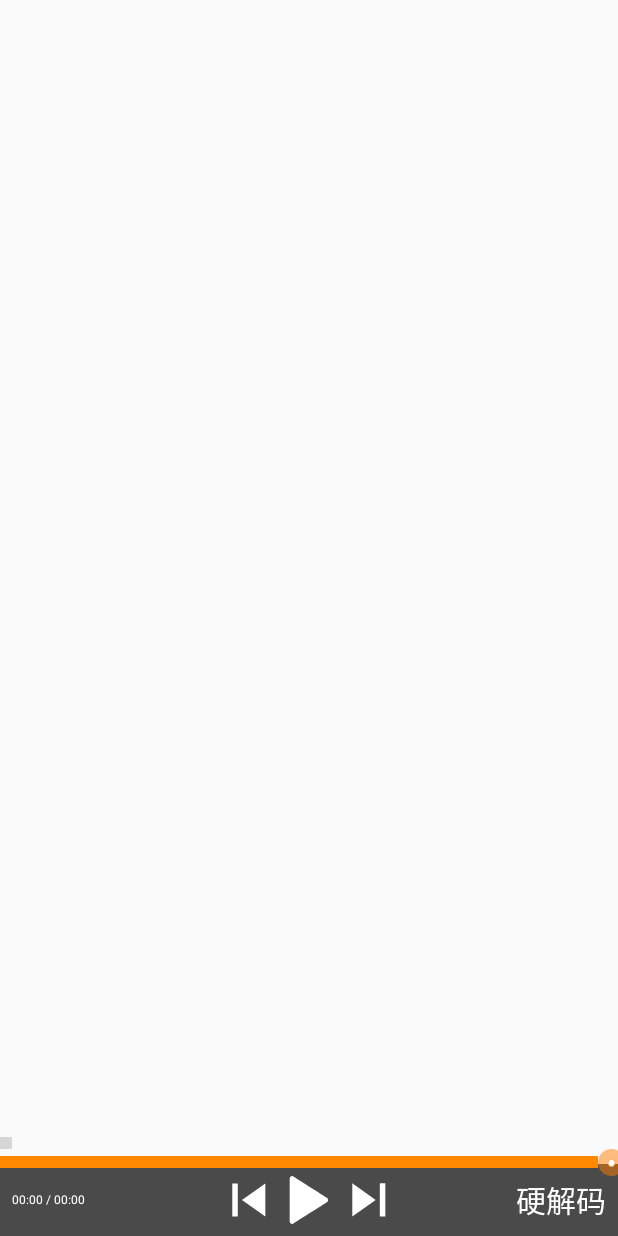
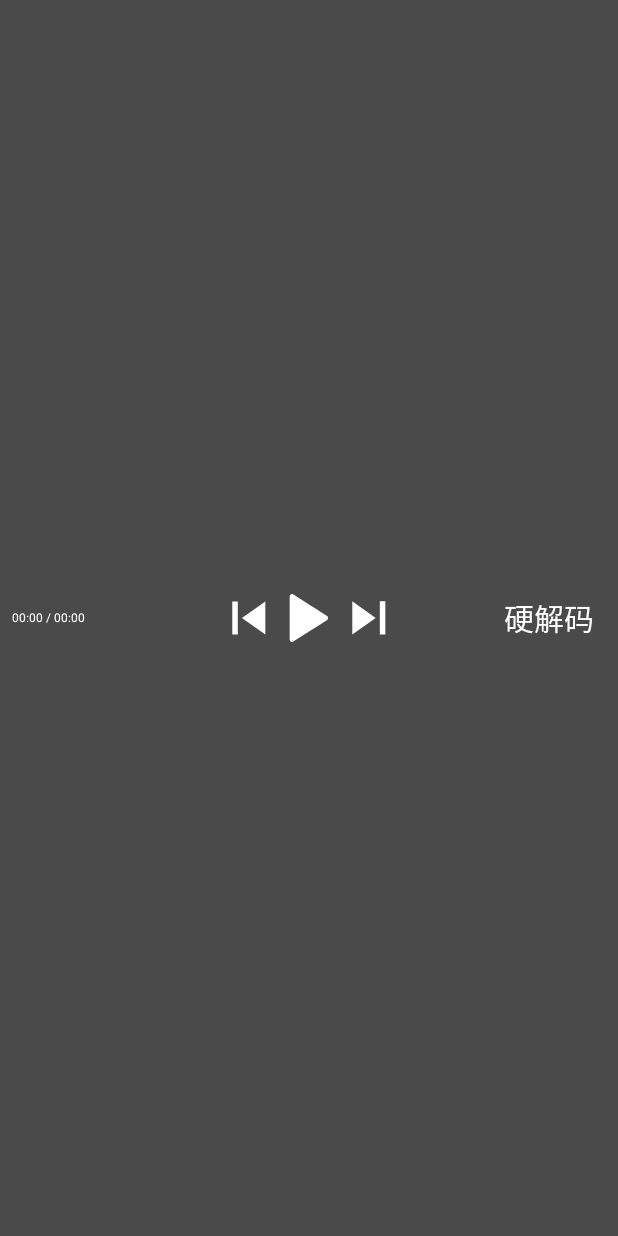
Before and after one commit to JohnLKkk/VideoPlayer, an Android app: the layout layout_video_bottom.xml on its own in the app's theme, with its tools: preview values and no code run, on a phone screen of 412 x 824 dp. Run offline under Robolectric (Android 15) with nearby library versions, the phone set to English and light mode, and no system bars; grey boxes are pictures that could not be loaded.

Commit message:
重新设计弹窗和解码类型逻辑

```diff
--- a/app/src/main/java/com/example/testdemo/testModel/videoProcess/DecodeOptionTextView.kt
+++ b/app/src/main/java/com/example/testdemo/testModel/videoProcess/DecodeOptionTextView.kt
@@ -3,7 +3,10 @@ package com.example.testdemo.testModel.videoProcess
 import android.content.Context
 import android.graphics.Color
 import android.util.AttributeSet
-import android.view.*
+import android.view.Gravity
+import android.view.View
+import android.view.ViewGroup
+import android.view.ViewTreeObserver
 import android.widget.*
 import androidx.appcompat.widget.AppCompatTextView
 import androidx.core.content.ContextCompat
@@ -21,7 +24,7 @@ class DecodeOptionTextView : AppCompatTextView,
         AdapterView.OnItemClickListener,
         ViewTreeObserver.OnGlobalLayoutListener {
     private lateinit var mPopupWindow: PopupWindow
-    private var callback: ClickItemCallback?=null
+    private var callback: ClickItemCallback? = null
     private var mContext: Context
     private val mAdapter = MyAdapter()
     private var currentDecodeType = DecodeType.HARDDecoder
@@ -30,11 +33,10 @@ class DecodeOptionTextView : AppCompatTextView,
     constructor(mContext: Context) : this(mContext, null)
     constructor(mContext: Context, attrs: AttributeSet?) : super(mContext, attrs) {
         this.mContext = mContext
-        mAdapter.addItem("硬解码")
-        mAdapter.addItem("FFMPEG")
+        mAdapter.addItem(DecodeType.HARDDecoder)
+        mAdapter.addItem(DecodeType.HARDDecoder)
         setOnClickListener(this)
         viewTreeObserver.addOnGlobalLayoutListener(this)
-        SPUtils.saveString(AppCode.currentDecodeType,currentDecodeType.toString())
     }
 
     override fun onClick(v: View?) {
@@ -50,14 +52,9 @@ class DecodeOptionTextView : AppCompatTextView,
 
     override fun onItemClick(parent: AdapterView<*>?, view: View?, position: Int, id: Long) {
         KLog.e("onItemClick---------,item:" + mAdapter.getItem(position))
-        currentDecodeType = when (mAdapter.getItem(position)) {
-            "硬解码" -> DecodeType.HARDDecoder
-            "FFMPEG" -> DecodeType.FFMPEGDecoder
-            else -> DecodeType.OTHER
-        }
-        text = mAdapter.getItem(position)
+        currentDecodeType = mAdapter.getItemDT(position)
+        setText(currentDecodeType)
         mPopupWindow.dismiss()
-        callback?.onClickCallback(currentDecodeType)
     }
 
     override fun onGlobalLayout() {
@@ -86,6 +83,13 @@ class DecodeOptionTextView : AppCompatTextView,
                 android.R.drawable.screen_background_light_transparent
         ))
         isInitEnd = true
+        //初始化当前解码类型
+        //获取之前选择的解码类型
+        currentDecodeType = when (SPUtils.getString(AppCode.currentDecodeType, "")) {
+            "FFMPEGDecoder" -> DecodeType.FFMPEGDecoder
+            "HARDDecoder" -> DecodeType.HARDDecoder
+            else -> DecodeType.OTHER
+        }
         viewTreeObserver.removeOnGlobalLayoutListener(this)
     }
 
@@ -120,17 +124,22 @@ class DecodeOptionTextView : AppCompatTextView,
         return tmp
     }
 
-    fun setClickCallback(clickItemCallback: ClickItemCallback){
-        this.callback=clickItemCallback
+    fun setClickCallback(clickItemCallback: ClickItemCallback) {
+        this.callback = clickItemCallback
+        setText(currentDecodeType)
     }
-    /**
-     * 返回当前选择的解码类型
-     * @see DecodeType
-     */
-    fun getDecodeType(): DecodeType = currentDecodeType
+
+    private fun setText(decodeType: DecodeType) {
+        text = decodeType.cn
+        callback?.onClickCallback(currentDecodeType)
+    }
+
+    interface ClickItemCallback {
+        fun onClickCallback(type: DecodeType)
+    }
 
     inner class MyAdapter : BaseAdapter() {
-        private val items = LinkedList<String>()
+        private val items = LinkedList<DecodeType>()
 
         override fun getView(position: Int, convertView: View?, parent: ViewGroup?): View {
             return LinearLayout(mContext).apply {
@@ -150,13 +159,15 @@ class DecodeOptionTextView : AppCompatTextView,
             }
         }
 
-        override fun getItem(position: Int): String = items[position]
+        override fun getItem(position: Int): String = items[position].cn
 
         override fun getItemId(position: Int): Long = 0
 
         override fun getCount(): Int = items.size
 
-        fun addItem(s: String) {
+        fun getItemDT(position: Int): DecodeType = items[position]
+
+        fun addItem(s: DecodeType) {
             items.add(s)
         }
 
@@ -165,8 +176,4 @@ class DecodeOptionTextView : AppCompatTextView,
 //            items.addAll(s)
 //        }
     }
-
-    interface ClickItemCallback{
-        fun onClickCallback(type:DecodeType);
-    }
 }
--- a/app/src/main/res/layout/activity_video_play.xml
+++ b/app/src/main/res/layout/activity_video_play.xml
@@ -41,6 +41,6 @@
     <include
         layout="@layout/layout_video_bottom"
         android:layout_width="match_parent"
-        android:layout_height="@dimen/x200"
+        android:layout_height="@dimen/x100"
         android:layout_gravity="center_horizontal|bottom" />
 </FrameLayout>
--- a/app/src/main/res/layout/layout_video_bottom.xml
+++ b/app/src/main/res/layout/layout_video_bottom.xml
@@ -1,17 +1,15 @@
 <?xml version="1.0" encoding="utf-8"?>
 <RelativeLayout xmlns:android="http://schemas.android.com/apk/res/android"
     android:layout_width="match_parent"
-    android:layout_height="wrap_content"
+    android:layout_height="match_parent"
     android:layout_gravity="bottom">
 
     <RelativeLayout
         android:id="@+id/tmp"
         android:layout_width="match_parent"
-        android:layout_height="wrap_content"
+        android:layout_height="match_parent"
         android:layout_alignParentBottom="true"
-        android:background="@color/video_top_black"
-        android:paddingTop="@dimen/x20"
-        android:paddingBottom="@dimen/x20">
+        android:background="@color/video_top_black">
 
         <TextView
             android:id="@+id/playTime"
@@ -50,7 +48,7 @@
 
         <FrameLayout
             android:layout_width="wrap_content"
-            android:layout_height="wrap_content"
+            android:layout_height="match_parent"
             android:layout_alignParentEnd="true"
             android:layout_centerVertical="true"
             android:layout_marginEnd="@dimen/x50"
@@ -61,6 +59,8 @@
                 android:layout_width="wrap_content"
                 android:layout_height="match_parent"
                 android:layout_gravity="end"
+                android:paddingStart="@dimen/x20"
+                android:paddingEnd="@dimen/x20"
                 android:gravity="center_vertical|end"
                 android:text="@string/decodeType"
                 android:textColor="@android:color/white"
```
Also changed, not shown: app/src/main/java/com/example/testdemo/testModel/videoProcess/DecodeType.kt (+7 -5 lines).
